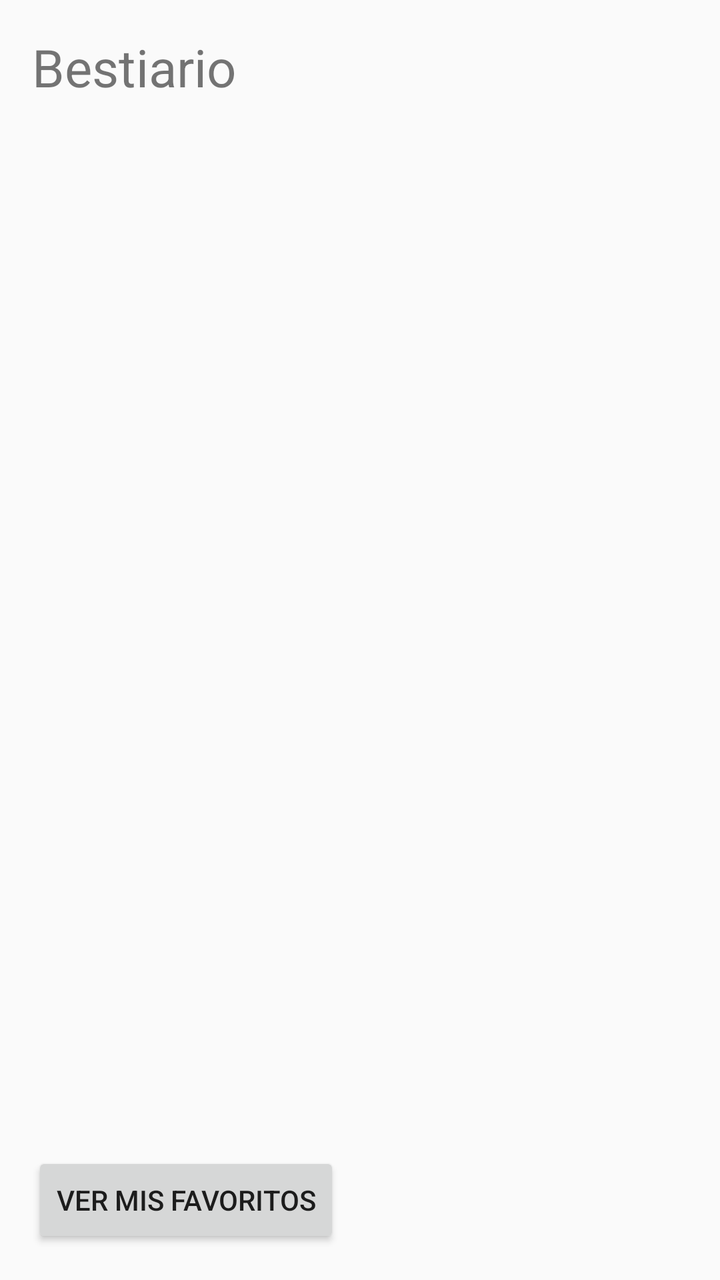
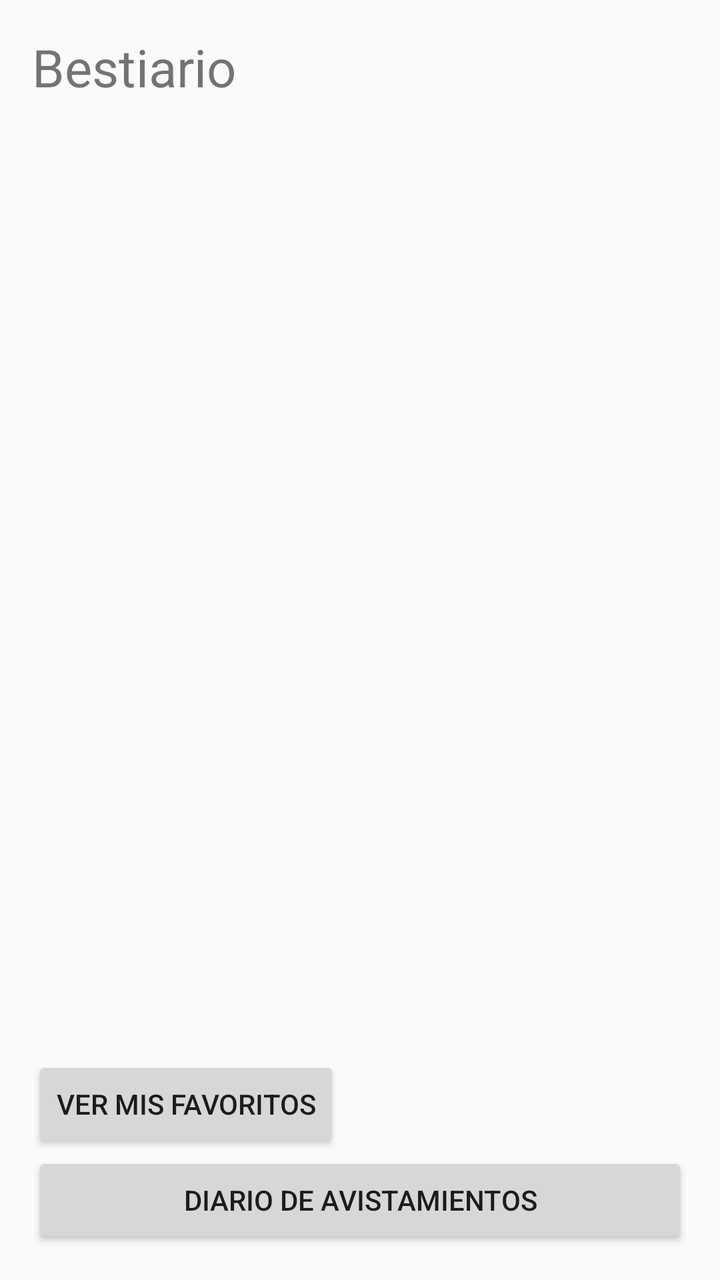

Screens rendered from an Android XML layout before and after an edit, with the pre-edit source and the edit as a unified diff.
<!-- AndroidManifest.xml: application theme Theme.Bestiario -->
<!-- res/layout/activity_main.xml -->
<?xml version="1.0" encoding="utf-8"?>
<LinearLayout xmlns:android="http://schemas.android.com/apk/res/android"
    android:layout_width="match_parent"
    android:layout_height="match_parent"
    android:orientation="vertical"
    android:padding="16dp">

    <TextView
        android:layout_width="wrap_content"
        android:layout_height="wrap_content"
        android:text="Bestiario"
        android:textSize="26sp"
        android:layout_marginBottom="16dp" />

    <androidx.recyclerview.widget.RecyclerView
        android:id="@+id/recyclerMonstruos"
        android:layout_width="match_parent"
        android:layout_height="0dp"
        android:layout_weight="1" />

    <Button
        android:id="@+id/botonFavoritos"
        android:layout_width="wrap_content"
        android:layout_height="wrap_content"
        android:layout_marginTop="16dp"
        android:text="Ver mis favoritos" />

</LinearLayout>
<!-- resources referenced by this layout -->
<resources>
  <style name="Theme.Bestiario" parent="android:Theme.Material.Light.NoActionBar" />
</resources>

<!-- the commit's change to res/layout/activity_main.xml (unified diff, before → after) -->
@@ -25,4 +25,10 @@
         android:layout_marginTop="16dp"
         android:text="Ver mis favoritos" />
 
+    <Button
+        android:id="@+id/btnDiario"
+        android:layout_width="match_parent"
+        android:layout_height="wrap_content"
+        android:text="Diario de avistamientos" />
+
 </LinearLayout>
